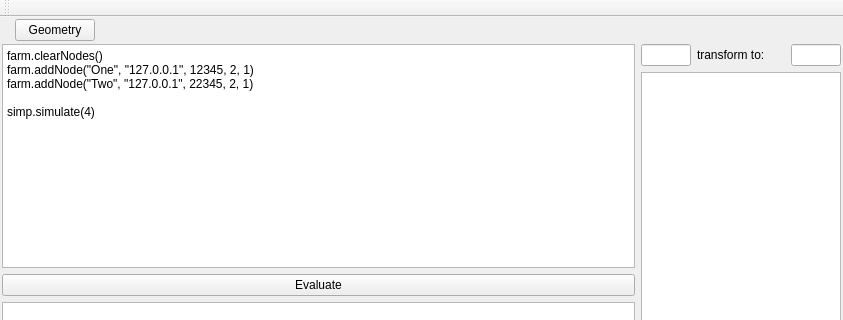
The window that ants3bundle/src/ants3/gui/mainwindow.ui (andrmor/ANTS3bundle) describes before a commit, drawn with Qt 5; both pictures show x 0 to 843 and y 0 to 320 of the 843 by 577 pixel window.
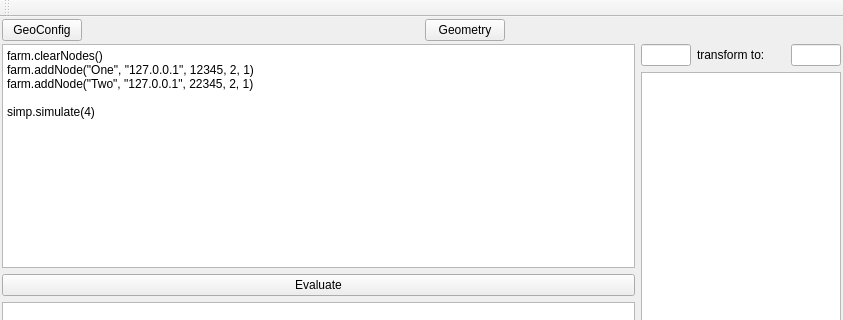
The same window after the commit. Icons and pictures are not drawn.

```diff
--- a/ants3bundle/src/ants3/gui/mainwindow.ui
+++ b/ants3bundle/src/ants3/gui/mainwindow.ui
@@ -32,19 +32,29 @@
     </property>
     <item>
      <layout class="QHBoxLayout" name="horizontalLayout_4">
-      <item>
-       <widget class="QLabel" name="label_2">
-        <property name="text">
-         <string/>
-        </property>
-        <property name="pixmap">
-         <pixmap resource="../resources.qrc">:/images/gui/images/ant.png</pixmap>
-        </property>
-       </widget>
-      </item>
       <item>
        <widget class="QPushButton" name="pbGeometry">
         <property name="text">
+         <string>GeoConfig</string>
+        </property>
+       </widget>
+      </item>
+      <item>
+       <spacer name="horizontalSpacer_2">
+        <property name="orientation">
+         <enum>Qt::Horizontal</enum>
+        </property>
+        <property name="sizeHint" stdset="0">
+         <size>
+          <width>40</width>
+          <height>20</height>
+         </size>
+        </property>
+       </spacer>
+      </item>
+      <item>
+       <widget class="QPushButton" name="pbGeoWin">
+        <property name="text">
          <string>Geometry</string>
         </property>
        </widget>
```
Left out of the diff: 4 changed lines with no effect on the pictures.
